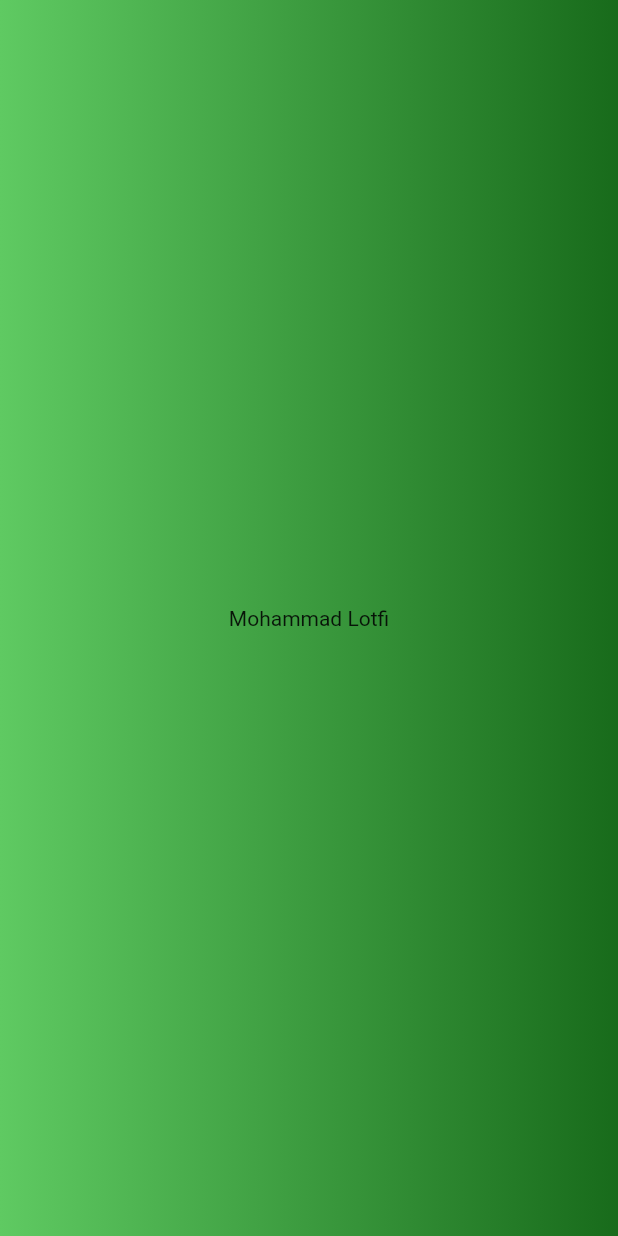
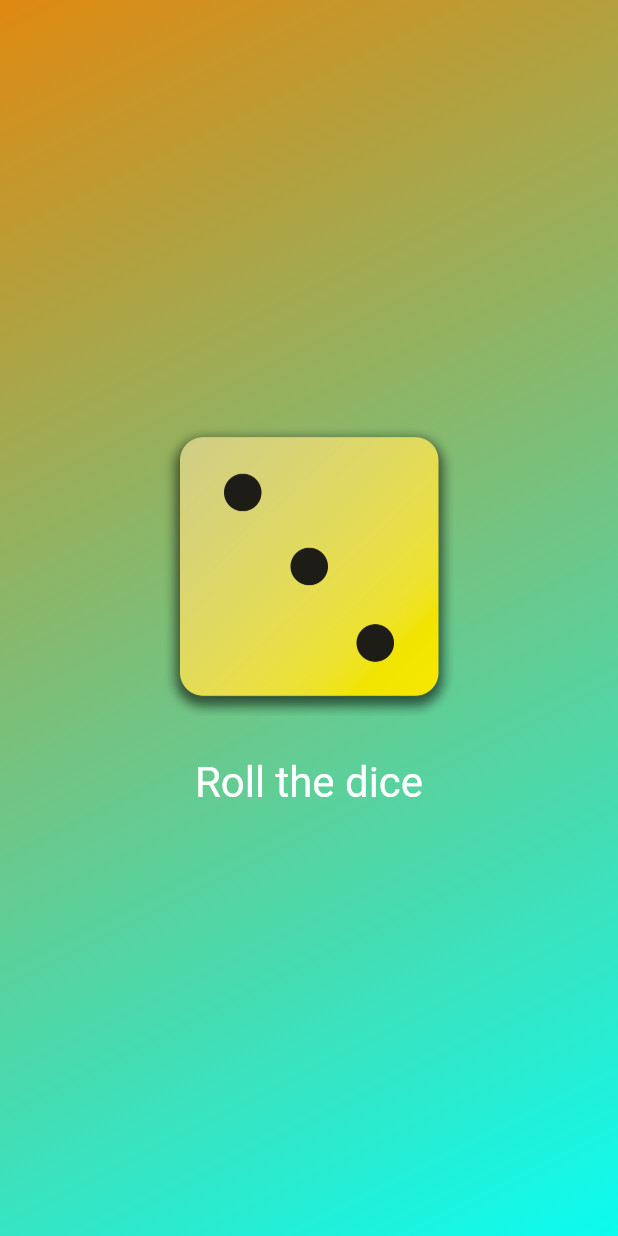
Before and after one commit to lotfiengineer/flutter_basics, a Flutter app: the screen it shows after launch, on a phone screen of 412 x 824 dp. Run offline on Flutter 3.47's test engine with Material 2 defaults, Android fonts, the phone set to English and light mode, and no system bars.

Commit message:
Finished the first module like a champ.

```diff
--- /dev/null
+++ b/lib/dice_roller.dart
@@ -0,0 +1,56 @@
+import 'dart:math';
+
+import 'package:flutter/material.dart';
+
+final randomizer = Random();
+
+// widget class
+class DiceRoller extends StatefulWidget {
+  const DiceRoller({super.key});
+
+  @override
+  State<DiceRoller> createState() {
+    // we are executing the constructor function of the _DiceRollerState class. So we are fine.
+    return _DiceRollerState();
+  }
+}
+
+// state class
+class _DiceRollerState extends State<DiceRoller> {
+  var currentDiceRoll = 3;
+
+  void rollDice() {
+    setState(() {
+      currentDiceRoll = Random().nextInt(6) + 1; // 1 <= x <= 6
+    });
+  }
+
+  @override
+  Widget build(context) {
+    return Column(
+      mainAxisSize: MainAxisSize.min,
+      children: [
+        Image.asset(
+          "assets/images/dice-$currentDiceRoll.png",
+          width: 200,
+        ),
+        const SizedBox(
+          height: 20,
+        ),
+        TextButton(
+          onPressed: rollDice,
+          style: TextButton.styleFrom(
+            // padding: const EdgeInsets.only(
+            //   top: 20,
+            // ),
+            foregroundColor: Colors.white,
+            textStyle: const TextStyle(
+              fontSize: 28,
+            ),
+          ),
+          child: const Text("Roll the dice"),
+        ),
+      ],
+    );
+  }
+}
--- /dev/null
+++ b/lib/gradient_container.dart
@@ -0,0 +1,46 @@
+import 'package:flutter/material.dart';
+import 'package:basics/dice_roller.dart';
+
+import 'package:basics/dice_roller.dart';
+
+const startAlignment = Alignment.topLeft;
+const endAlignment = Alignment.bottomRight;
+
+class GradientContainer extends StatelessWidget {
+  const GradientContainer(this.topLeftColor, this.bottomRightColor,
+      {super.key});
+
+  const GradientContainer.purple({super.key})
+      : topLeftColor = Colors.deepPurple,
+        bottomRightColor = Colors.deepOrange;
+
+  final Color topLeftColor;
+  final Color bottomRightColor;
+
+
+  // What is key parameter in a widget???
+  // GradientContainer({key: super.key});
+
+  @override
+  Widget build(BuildContext context) {
+    return Scaffold(
+      body: Container(
+        decoration: BoxDecoration(
+          // استایل  کانتینر، بوردر، بک‌گراند کالر، بوردر ردیس، باکس شدو که همون سایه هست و عکس با این ویجته
+          gradient: LinearGradient(
+            colors: [
+              topLeftColor,
+              bottomRightColor,
+              // topRightColor,
+            ],
+            begin: startAlignment,
+            end: endAlignment,
+          ),
+        ),
+        child: const Center(
+          child: DiceRoller(),
+        ),
+      ),
+    );
+  }
+}
--- a/pubspec.yaml
+++ b/pubspec.yaml
@@ -59,9 +59,8 @@ flutter:
   uses-material-design: true
 
   # To add assets to your application, add an assets section, like this:
-  # assets:
-  #   - images/a_dot_burr.jpeg
-  #   - images/a_dot_ham.jpeg
+  assets:
+    - assets/images/
 
   # An image asset can refer to one or more resolution-specific "variants", see
   # https://flutter.dev/assets-and-images/#resolution-aware
```
Also changed, not shown: lib/main.dart (+8 -15 lines), lib/ml_styled_text.dart (added, +18 -0 lines), assets/images/dice-1.png (added), assets/images/dice-2.png (added), assets/images/dice-3.png (added), assets/images/dice-4.png (added), assets/images/dice-5.png (added), assets/images/dice-6.png (added).
